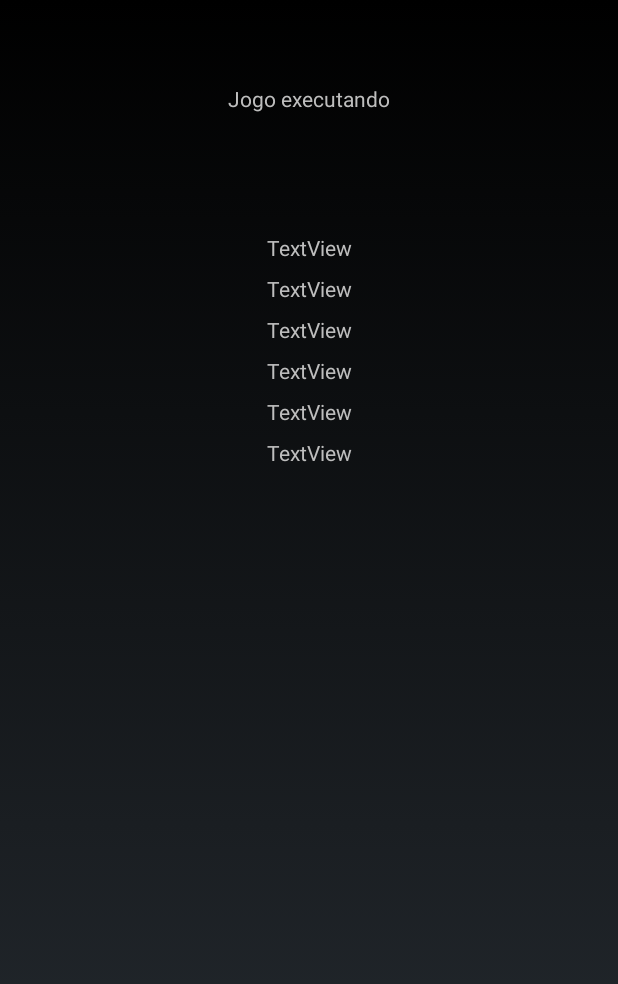
After one commit to AlucardFAS/KingMe-President-Mobile, an Android app: the layout activity_jogo.xml on its own in the app's theme, with its tools: preview values and no code run, on a phone screen of 412 x 824 dp. The commit adds this screen. Shown: the top 984 px of the screen. Run offline under Robolectric (Android 15) with nearby library versions, the phone set to English and light mode, and no system bars.

Commit message:
new master

```diff
--- a/app/build.gradle
+++ b/app/build.gradle
@@ -20,6 +20,7 @@ android {
 
 dependencies {
     implementation fileTree(include: ['*.jar'], dir: 'libs')
+    implementation fileTree(include: ['*.aar'], dir: 'libs')
     implementation 'com.android.support.constraint:constraint-layout:1.1.3'
     implementation 'com.android.support:appcompat-v7:28.0.0'
     testImplementation 'junit:junit:4.12'
--- a/app/src/main/AndroidManifest.xml
+++ b/app/src/main/AndroidManifest.xml
@@ -1,6 +1,8 @@
 <?xml version="1.0" encoding="utf-8"?>
 <manifest xmlns:android="http://schemas.android.com/apk/res/android"
     package="com.dfgv.presidenciaveis">
+
+    <uses-permission android:name="android.permission.INTERNET" />
 
     <application
         android:allowBackup="true"
--- a/app/src/main/java/com/dfgv/presidenciaveis/PopUpSelecionar.java
+++ b/app/src/main/java/com/dfgv/presidenciaveis/PopUpSelecionar.java
@@ -15,9 +15,10 @@ public class PopUpSelecionar extends Activity {
     @Override
     protected void onCreate(Bundle savedInstanceState) {
         super.onCreate(savedInstanceState);
-        setContentView(R.layout.activity_pop_up_selecionar);
 
         requestWindowFeature(Window.FEATURE_NO_TITLE);//aqui apaga as parada de título da janela do PopUp
+
+        setContentView(R.layout.activity_pop_up_selecionar);
 
         DisplayMetrics dm = new DisplayMetrics();
         getWindowManager().getDefaultDisplay().getMetrics(dm);
--- /dev/null
+++ b/app/src/main/res/layout/activity_jogo.xml
@@ -0,0 +1,96 @@
+<?xml version="1.0" encoding="utf-8"?>
+<android.support.constraint.ConstraintLayout xmlns:android="http://schemas.android.com/apk/res/android"
+    xmlns:app="http://schemas.android.com/apk/res-auto"
+    xmlns:tools="http://schemas.android.com/tools"
+    android:layout_width="match_parent"
+    android:layout_height="match_parent"
+    tools:context=".JogoActivity">
+
+    <TextView
+        android:id="@+id/textView7"
+        android:layout_width="wrap_content"
+        android:layout_height="wrap_content"
+        android:layout_marginStart="8dp"
+        android:layout_marginTop="56dp"
+        android:layout_marginEnd="8dp"
+        android:text="Jogo executando"
+
+        app:layout_constraintEnd_toEndOf="parent"
+        app:layout_constraintStart_toStartOf="parent"
+        app:layout_constraintTop_toTopOf="parent" />
+
+    <TextView
+        android:id="@+id/idJogo"
+        android:layout_width="wrap_content"
+        android:layout_height="wrap_content"
+        android:layout_marginStart="8dp"
+
+        android:layout_marginTop="80dp"
+        android:layout_marginEnd="8dp"
+        android:text="TextView"
+        app:layout_constraintEnd_toEndOf="parent"
+        app:layout_constraintStart_toStartOf="parent"
+        app:layout_constraintTop_toBottomOf="@+id/textView7" />
+
+    <TextView
+        android:id="@+id/nomeJogo"
+        android:layout_width="wrap_content"
+        android:layout_height="wrap_content"
+        android:layout_marginStart="8dp"
+        android:layout_marginTop="8dp"
+        android:layout_marginEnd="8dp"
+        android:text="TextView"
+        app:layout_constraintEnd_toEndOf="parent"
+        app:layout_constraintStart_toStartOf="parent"
+        app:layout_constraintTop_toBottomOf="@+id/idJogo" />
+
+    <TextView
+        android:id="@+id/senhaJogo"
+        android:layout_width="wrap_content"
+        android:layout_height="wrap_content"
+        android:layout_marginStart="8dp"
+        android:layout_marginTop="8dp"
+        android:layout_marginEnd="8dp"
+        android:text="TextView"
+        app:layout_constraintEnd_toEndOf="parent"
+        app:layout_constraintStart_toStartOf="parent"
+        app:layout_constraintTop_toBottomOf="@+id/nomeJogo" />
+
+    <TextView
+        android:id="@+id/idJogador"
+        android:layout_width="wrap_content"
+        android:layout_height="wrap_content"
+        android:layout_marginStart="8dp"
+        android:layout_marginTop="8dp"
+        android:layout_marginEnd="8dp"
+        android:text="TextView"
+        app:layout_constraintEnd_toEndOf="parent"
+        app:layout_constraintStart_toStartOf="parent"
+        app:layout_constraintTop_toBottomOf="@+id/senhaJogo" />
+
+    <TextView
+        android:id="@+id/nomeJogador"
+        android:layout_width="wrap_content"
+        android:layout_height="wrap_content"
+        android:layout_marginStart="8dp"
+        android:layout_marginTop="8dp"
+        android:layout_marginEnd="8dp"
+        android:text="TextView"
+        app:layout_constraintEnd_toEndOf="parent"
+        app:layout_constraintStart_toStartOf="parent"
+        app:layout_constraintTop_toBottomOf="@+id/idJogador" />
+
+    <TextView
+        android:id="@+id/senhaJogador"
+        android:layout_width="wrap_content"
+        android:layout_height="wrap_content"
+        android:layout_marginStart="8dp"
+        android:layout_marginTop="8dp"
+        android:layout_marginEnd="8dp"
+        android:text="TextView"
+        app:layout_constraintEnd_toEndOf="parent"
+        app:layout_constraintStart_toStartOf="parent"
+        app:layout_constraintTop_toBottomOf="@+id/nomeJogador" />
+
+
+</android.support.constraint.ConstraintLayout>
```
Also changed, not shown: app/src/main/java/com/dfgv/presidenciaveis/Jogador.java (added, +45 -0 lines), app/src/main/java/com/dfgv/presidenciaveis/Jogo.java (added, +77 -0 lines), app/src/main/java/com/dfgv/presidenciaveis/JogoActivity.java (added, +40 -0 lines), app/src/main/java/com/dfgv/presidenciaveis/MainActivity.java (+9 -1 lines), app/src/main/java/com/dfgv/presidenciaveis/Setor.java (added, +35 -0 lines), app/src/main/java/com/dfgv/presidenciaveis/Voto.java (added, +22 -0 lines), app/src/main/java/com/dfgv/presidenciaveis/api/APIPartida.java (added, +51 -0 lines), app/src/main/res/font/latohairline.ttf (added), app/src/main/res/font/latohairlineitalic.ttf (added), app/src/main/res/font/latoitalic.ttf (added), app/src/main/res/font/latolight.ttf (added), app/src/main/res/font/latolightitalic.ttf (added), app/src/main/res/font/latoregular.ttf (renamed from app/src/main/res/font/lato.ttf), 1 other file.
